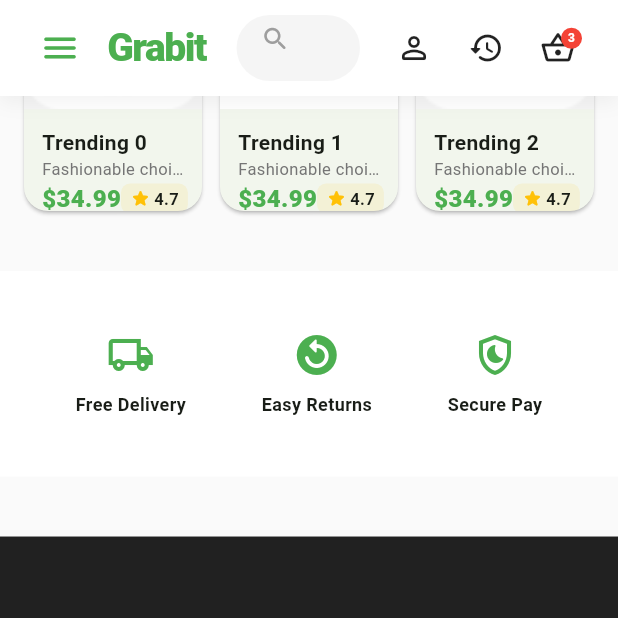
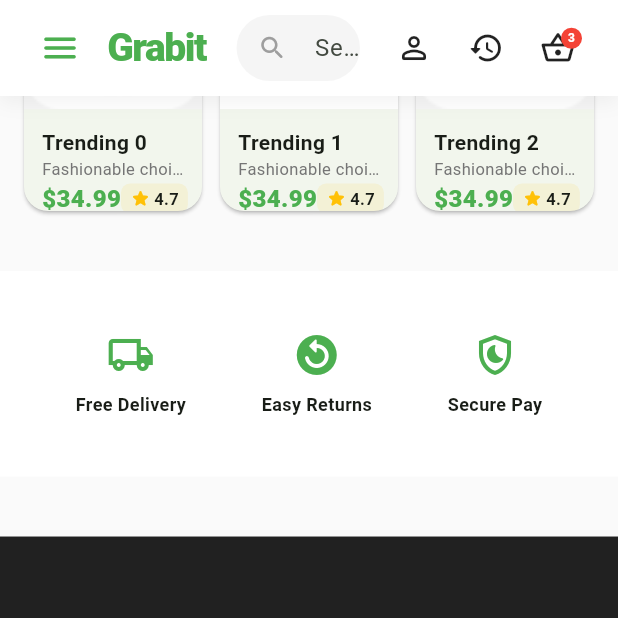
Before and after one commit to 0xSaifX/Grabit-flutter, a Flutter app: the screen it shows after launch, scrolled down 2927 dp, on a phone screen of 412 x 824 dp, the top half of it. Run offline on Flutter 3.47's test engine with Material 3 defaults, Android fonts, the phone set to English and light mode, and no system bars; network calls fail.

Commit message:
adjust the footer and navbar

```diff
--- a/lib/pages/fashion_page.dart
+++ b/lib/pages/fashion_page.dart
@@ -22,7 +22,7 @@ class _FashionPageState extends State<FashionPage> {
     description: 'Designer collection wear',
     price: 49.99 + (i * 15),
     rating: 4.9,
-    imageUrl: AppConstants.imagePath7[i % AppConstants.imagePath7.length],
+    imageUrl: AppConstants.imagePath7[(i + 4) % AppConstants.imagePath7.length],
     isNew: true,
   ));
 
--- a/lib/pages/jewelleries_page.dart
+++ b/lib/pages/jewelleries_page.dart
@@ -17,12 +17,12 @@ class _JewelleriesPageState extends State<JewelleriesPage> {
   final GlobalKey<ScaffoldState> _scaffoldKey = GlobalKey<ScaffoldState>();
   final ScrollController _scrollController = ScrollController();
 
-  static final List<Product> _jewelryProducts = List.generate(6, (i) => Product(
+  static final List<Product> _jewelryProducts = List.generate(10, (i) => Product(
     name: 'Luxury Piece ${i + 1}',
     description: 'Gold and Diamond finish',
     price: 199.99 * (i + 1),
     rating: 5.0,
-    imageUrl: AppConstants.imagePath7[i % AppConstants.imagePath7.length],
+    imageUrl: AppConstants.imagePath7[(i + 5) % AppConstants.imagePath7.length], // Starts from 6th image (index 5)
     isNew: true,
   ));
 
--- a/lib/widgets/app_footer.dart
+++ b/lib/widgets/app_footer.dart
@@ -1,4 +1,5 @@
 import 'package:flutter/material.dart';
+import 'package:url_launcher/url_launcher.dart';
 import '../pages/grocery_page.dart';
 import '../pages/vegetables_page.dart';
 import '../pages/fashion_page.dart';
@@ -54,9 +55,9 @@ class AppFooter extends StatelessWidget {
               Text('© 2026 Grabit Inc. All rights reserved.', style: TextStyle(color: Colors.grey[600], fontSize: 12)),
               Row(
                 children: [
-                   _SocialIcon(Icons.facebook, label: 'Facebook'),
-                   _SocialIcon(Icons.camera_alt_outlined, label: 'Instagram'),
-                   _SocialIcon(Icons.alternate_email_rounded, label: 'Email'),
+                   _SocialIcon(Icons.facebook, label: 'Facebook', url: 'https://facebook.com/grabit'),
+                   _SocialIcon(Icons.camera_alt_outlined, label: 'Instagram', url: 'https://instagram.com/grabit'),
+                   _SocialIcon(Icons.alternate_email_rounded, label: 'Email', url: 'mailto:support@grabit.com'),
                 ],
               ),
             ],
@@ -138,7 +139,18 @@ class _FooterCol extends StatelessWidget {
 class _SocialIcon extends StatelessWidget {
   final IconData icon;
   final String label;
-  const _SocialIcon(this.icon, {required this.label});
+  final String url;
+  const _SocialIcon(this.icon, {required this.label, required this.url});
+
+  Future<void> _launchUrl() async {
+    final Uri uri = Uri.parse(url);
+    if (!await launchUrl(
+      uri,
+      mode: LaunchMode.externalApplication, // Ensures it opens in a new tab/browser
+    )) {
+      throw Exception('Could not launch $url');
+    }
+  }
 
   @override
   Widget build(BuildContext context) {
@@ -146,12 +158,7 @@ class _SocialIcon extends StatelessWidget {
       padding: const EdgeInsets.only(left: 8),
       child: IconButton(
         icon: Icon(icon, color: Colors.grey[400], size: 22),
-        onPressed: () {
-          // Placeholder for external navigation or specific path
-          ScaffoldMessenger.of(context).showSnackBar(
-            SnackBar(content: Text('Navigating to $label...')),
-          );
-        },
+        onPressed: _launchUrl,
         tooltip: label,
       ),
     );
--- a/lib/widgets/app_header.dart
+++ b/lib/widgets/app_header.dart
@@ -67,7 +67,6 @@ class _AppHeaderState extends State<AppHeader> {
               Expanded(
                 child: Container(
                   height: 44,
-                  padding: const EdgeInsets.symmetric(horizontal: 16),
                   decoration: BoxDecoration(
                     color: Colors.grey[100],
                     borderRadius: BorderRadius.circular(25),
@@ -75,10 +74,12 @@ class _AppHeaderState extends State<AppHeader> {
                   child: TextField(
                     controller: _searchController,
                     key: const ValueKey('header_search'),
+                    textAlignVertical: TextAlignVertical.center, // Vertically center text
                     decoration: const InputDecoration(
                       hintText: 'Search for groceries...',
-                      icon: Icon(Icons.search_rounded, size: 20, color: Colors.grey),
+                      prefixIcon: Icon(Icons.search_rounded, size: 20, color: Colors.grey),
                       border: InputBorder.none,
+                      contentPadding: EdgeInsets.symmetric(vertical: 10), // Adjust for perfect horizontal/vertical alignment
                       isDense: true,
                     ),
                   ),
--- a/pubspec.yaml
+++ b/pubspec.yaml
@@ -15,6 +15,7 @@ dependencies:
   # The following adds the Cupertino Icons font to your application.
   # Use with the CupertinoIcons class for iOS style icons.
   cupertino_icons: ^1.0.8
+  url_launcher: ^6.3.2
 
 dev_dependencies:
   flutter_test:
```
Also changed, not shown: lib/pages/login_page.dart (+55 -5 lines), pubspec.lock, 5 other files.
